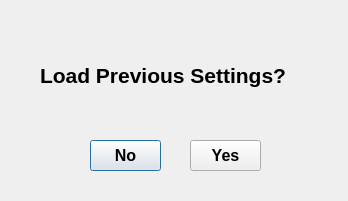
First picture: the form in loadprevioussettings.ui, repository abcucberkeley/PetaKit5D-GUI, before the edit.
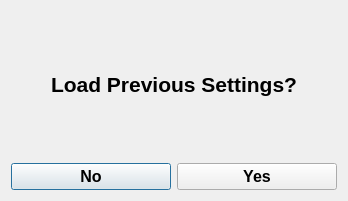
Second picture: the form after the edit.

Commit message: Load Previous Settings is now dynamic

What changed in the file:
```diff
--- a/loadprevioussettings.ui
+++ b/loadprevioussettings.ui
@@ -13,15 +13,32 @@
   <property name="windowTitle">
    <string>Load Previous Settings?</string>
   </property>
+  <layout class="QGridLayout" name="gridLayout">
+   <item row="0" column="0">
+    <layout class="QVBoxLayout" name="verticalLayout">
+     <item>
+      <widget class="QLabel" name="label">
+       <property name="font">
+        <font>
+         <pointsize>16</pointsize>
+         <weight>75</weight>
+         <bold>true</bold>
+        </font>
+       </property>
+       <property name="text">
+        <string>Load Previous Settings?</string>
+       </property>
+       <property name="alignment">
+        <set>Qt::AlignCenter</set>
+       </property>
+      </widget>
+     </item>
+    </layout>
+   </item>
+   <item row="1" column="0">
+    <layout class="QHBoxLayout" name="horizontalLayout">
+     <item>
   <widget class="QPushButton" name="noButton">
-   <property name="geometry">
-    <rect>
-     <x>90</x>
-     <y>140</y>
-     <width>71</width>
-     <height>31</height>
-    </rect>
-   </property>
    <property name="font">
     <font>
      <pointsize>12</pointsize>
@@ -33,15 +50,9 @@
     <string>No</string>
    </property>
   </widget>
+     </item>
+     <item>
   <widget class="QPushButton" name="yesButton">
-   <property name="geometry">
-    <rect>
-     <x>190</x>
-     <y>140</y>
-     <width>71</width>
-     <height>31</height>
-    </rect>
-   </property>
    <property name="font">
     <font>
      <pointsize>12</pointsize>
@@ -53,26 +64,10 @@
     <string>Yes</string>
    </property>
   </widget>
-  <widget class="QLabel" name="label">
-   <property name="geometry">
-    <rect>
-     <x>40</x>
-     <y>60</y>
-     <width>291</width>
-     <height>31</height>
-    </rect>
-   </property>
-   <property name="font">
-    <font>
-     <pointsize>16</pointsize>
-     <weight>75</weight>
-     <bold>true</bold>
-    </font>
-   </property>
-   <property name="text">
-    <string>Load Previous Settings?</string>
-   </property>
-  </widget>
+     </item>
+    </layout>
+   </item>
+  </layout>
  </widget>
  <resources/>
  <connections/>
```
Lines whose indentation alone changed are shown as unchanged.
